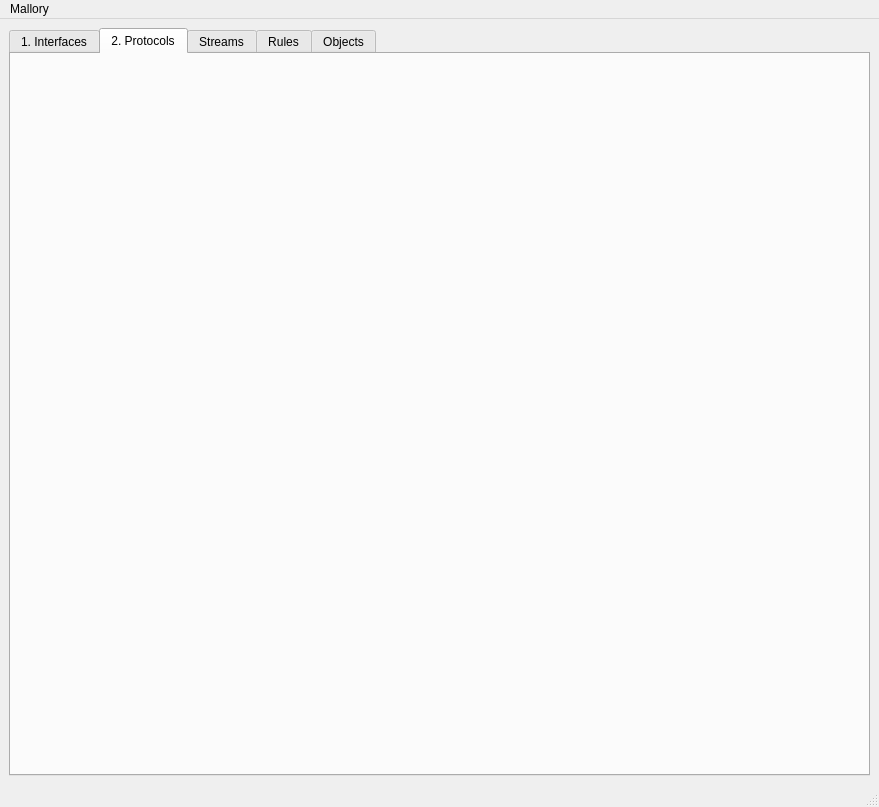
Before: the Qt Designer form src/gui/TCPEdit.ui in sskaje/mallory, drawn with Qt 5.
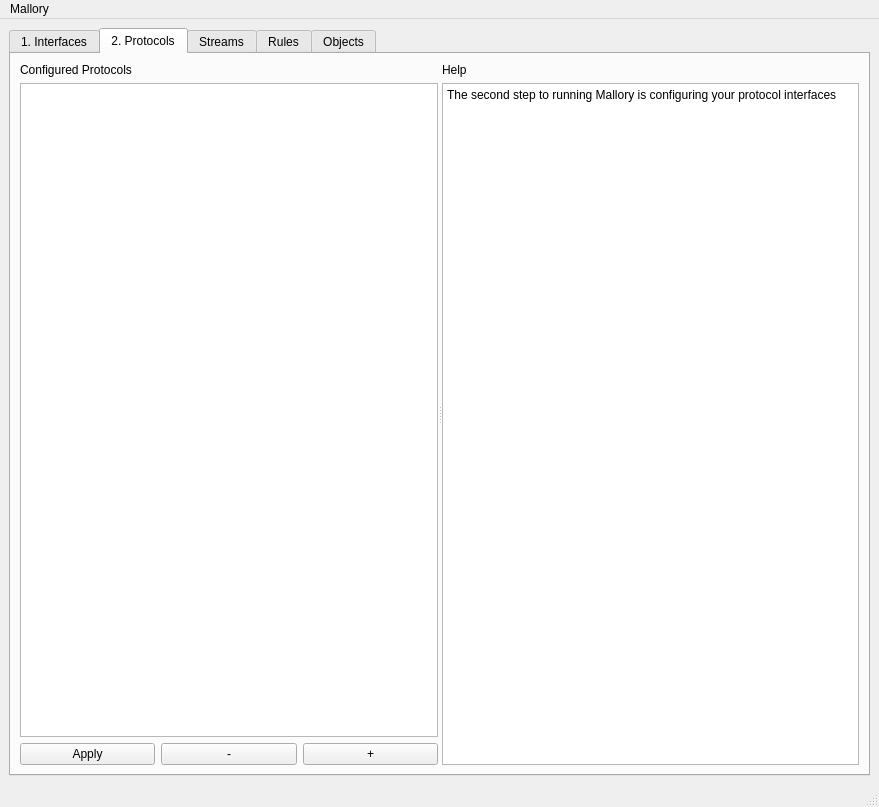
After: the same form once the commit is applied. The open tabs and pages were chosen to show the change.

```diff
--- a/src/gui/TCPEdit.ui
+++ b/src/gui/TCPEdit.ui
@@ -177,6 +177,82 @@
        <attribute name="title">
         <string>2. Protocols</string>
        </attribute>
+       <layout class="QHBoxLayout" name="horizontalLayout_26">
+        <item>
+         <widget class="QSplitter" name="splitter_11">
+          <property name="orientation">
+           <enum>Qt::Horizontal</enum>
+          </property>
+          <widget class="QWidget" name="verticalLayoutWidget_3">
+           <layout class="QVBoxLayout" name="verticalLayout_9" stretch="0,0,0">
+            <item>
+             <widget class="QLabel" name="label_13">
+              <property name="text">
+               <string>Configured Protocols</string>
+              </property>
+             </widget>
+            </item>
+            <item>
+             <widget class="QTableView" name="tableprotocols">
+              <property name="sizePolicy">
+               <sizepolicy hsizetype="Expanding" vsizetype="Expanding">
+                <horstretch>0</horstretch>
+                <verstretch>0</verstretch>
+               </sizepolicy>
+              </property>
+             </widget>
+            </item>
+            <item>
+             <layout class="QHBoxLayout" name="horizontalLayout_13">
+              <item>
+               <widget class="QPushButton" name="btnapplyproto">
+                <property name="text">
+                 <string>Apply</string>
+                </property>
+               </widget>
+              </item>
+              <item>
+               <widget class="QPushButton" name="btnremoveproto">
+                <property name="text">
+                 <string>-</string>
+                </property>
+               </widget>
+              </item>
+              <item>
+               <widget class="QPushButton" name="btnaddproto">
+                <property name="text">
+                 <string>+</string>
+                </property>
+               </widget>
+              </item>
+             </layout>
+            </item>
+           </layout>
+          </widget>
+          <widget class="QWidget" name="verticalLayoutWidget_4">
+           <layout class="QVBoxLayout" name="verticalLayout_10">
+            <item>
+             <widget class="QLabel" name="label_14">
+              <property name="text">
+               <string>Help</string>
+              </property>
+             </widget>
+            </item>
+            <item>
+             <widget class="QPlainTextEdit" name="texteditdesc_2">
+              <property name="readOnly">
+               <bool>true</bool>
+              </property>
+              <property name="plainText">
+               <string>The second step to running Mallory is configuring your protocol interfaces</string>
+              </property>
+             </widget>
+            </item>
+           </layout>
+          </widget>
+         </widget>
+        </item>
+       </layout>
       </widget>
       <widget class="QWidget" name="tab_streams">
        <attribute name="title">
```
Left out of the diff: 2 changed lines with no effect on the pictures.
